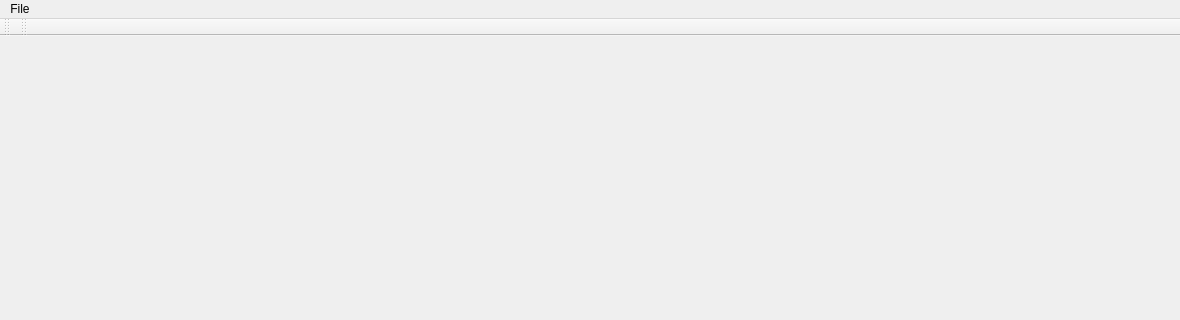
The window that App/TestClient/mainwindow.ui (break11/AutoStorage) describes before a commit, drawn with Qt 5; both pictures show x 0 to 1180 and y 0 to 320 of the 1180 by 851 pixel window.
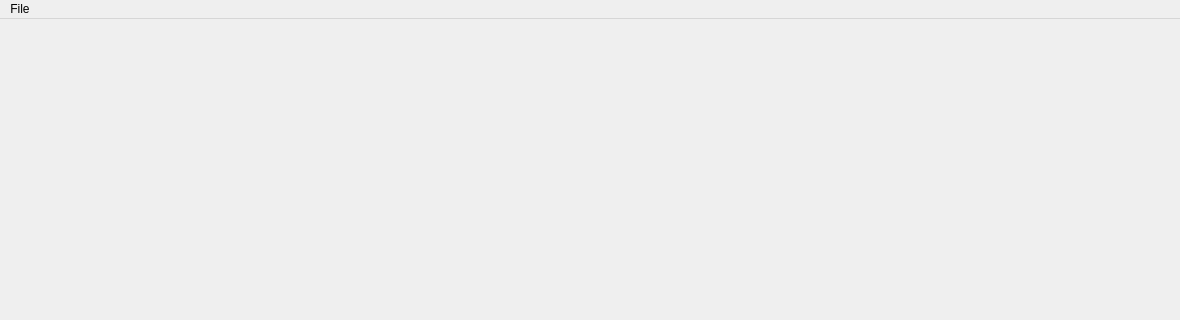
The same window after the commit.

Commit message: небольшая чистка в ui

What changed in the file:
```diff
--- a/App/TestClient/mainwindow.ui
+++ b/App/TestClient/mainwindow.ui
@@ -15,34 +15,6 @@
   </property>
   <widget class="QWidget" name="centralwidget"/>
   <widget class="QStatusBar" name="statusbar"/>
-  <widget class="QToolBar" name="toolMain">
-   <property name="windowTitle">
-    <string>Scene tools</string>
-   </property>
-   <property name="orientation">
-    <enum>Qt::Horizontal</enum>
-   </property>
-   <attribute name="toolBarArea">
-    <enum>TopToolBarArea</enum>
-   </attribute>
-   <attribute name="toolBarBreak">
-    <bool>false</bool>
-   </attribute>
-  </widget>
-  <widget class="QToolBar" name="toolEdit">
-   <property name="windowTitle">
-    <string>Graph tools</string>
-   </property>
-   <property name="orientation">
-    <enum>Qt::Horizontal</enum>
-   </property>
-   <attribute name="toolBarArea">
-    <enum>TopToolBarArea</enum>
-   </attribute>
-   <attribute name="toolBarBreak">
-    <bool>false</bool>
-   </attribute>
-  </widget>
   <widget class="QMenuBar" name="menubar">
    <property name="geometry">
     <rect>
```
The commit also changes 3 other files.
